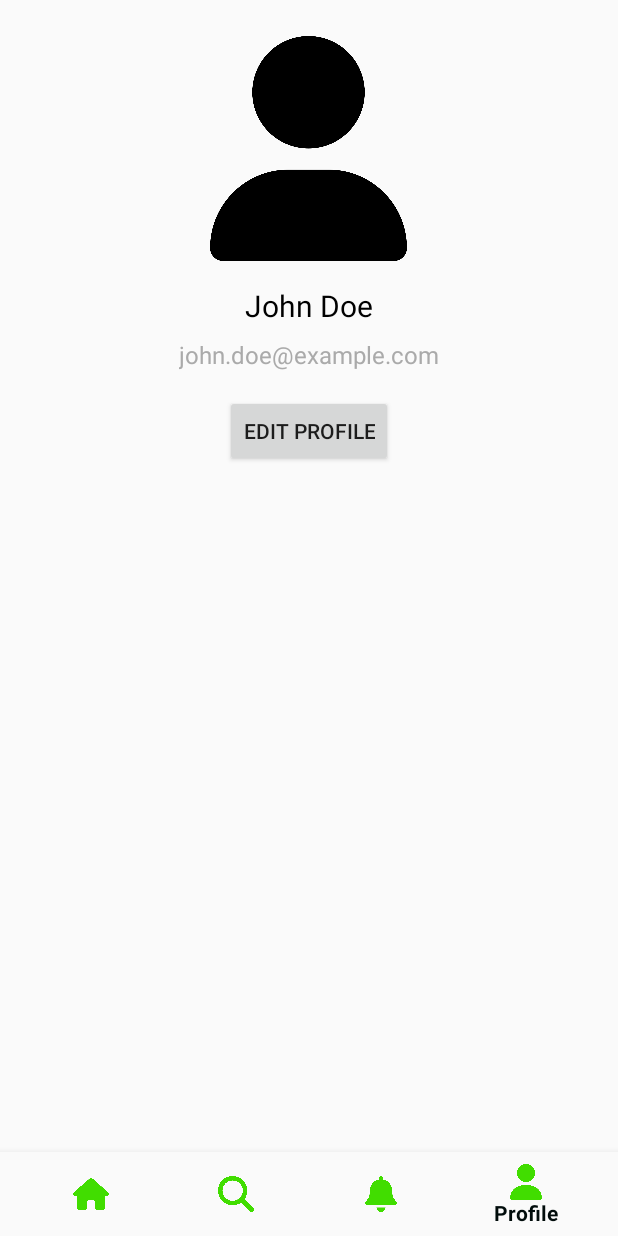
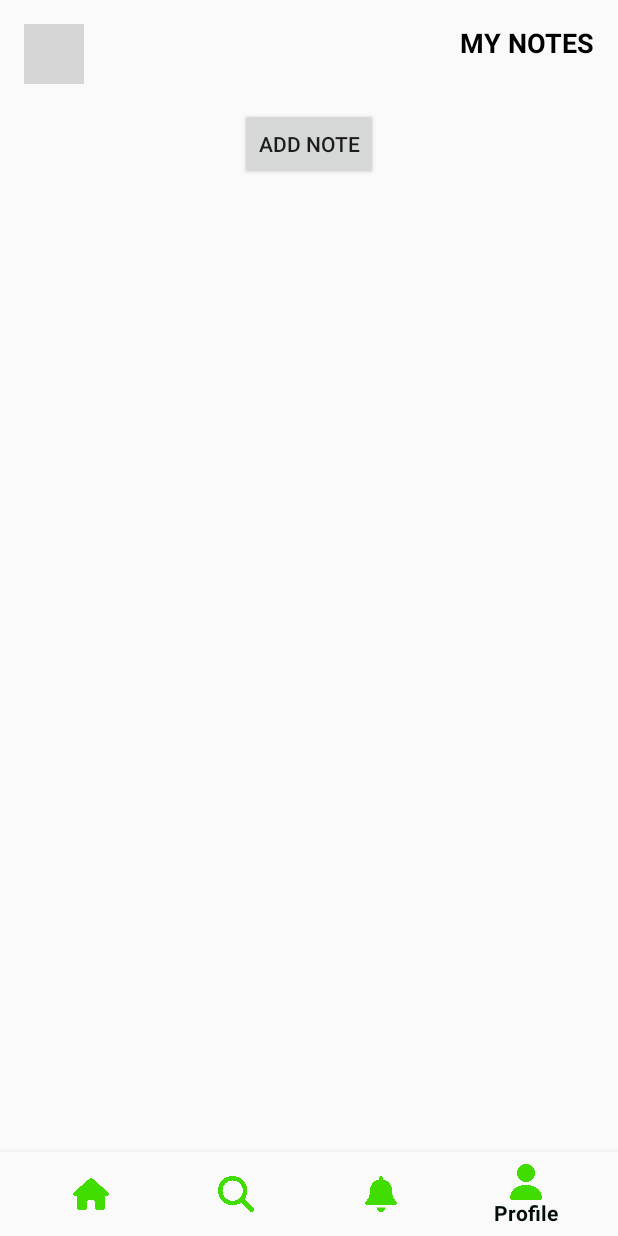
Before and after one commit to NimakamaliLassem/ScheduleWizard, an Android app built with Jetpack Compose: the screen it shows after launch (MainActivity), item 4 of the bottom bar chosen, on a phone screen of 412 x 824 dp. Run offline under Robolectric (Android 15) with nearby library versions, the phone set to English and light mode, and no system bars; grey boxes are pictures that could not be loaded.

Commit message:
add note part is implemented

```diff
--- a/app/src/main/java/ProfileFragment.java
+++ b/app/src/main/java/ProfileFragment.java
@@ -2,23 +2,71 @@ import android.os.Bundle;
 import android.view.LayoutInflater;
 import android.view.View;
 import android.view.ViewGroup;
+import android.widget.Button;
 
 import androidx.annotation.NonNull;
 import androidx.annotation.Nullable;
 import androidx.fragment.app.Fragment;
+import androidx.recyclerview.widget.LinearLayoutManager;
+import androidx.recyclerview.widget.RecyclerView;
 
+import com.database.Note;
+import com.schedulewizard.NotesAdapter;
 import com.schedulewizard.R;
 
+import java.util.List;
+
 public class ProfileFragment extends Fragment {
+
+    private RecyclerView recyclerView;
+    private NotesAdapter adapter;
 
     @Nullable
     @Override
     public View onCreateView(@NonNull LayoutInflater inflater, @Nullable ViewGroup container, @Nullable Bundle savedInstanceState) {
-        // Inflate the layout for this fragment
         View view = inflater.inflate(R.layout.fragment_profile, container, false);
 
-        // TODO: Initialize views and set up profile data
+        // Initialize RecyclerView
+        recyclerView = view.findViewById(R.id.notes_recycler_view);
+        recyclerView.setLayoutManager(new LinearLayoutManager(requireContext()));
+
+        // Set up the adapter with your note data
+        List<Note> notesList = getNotesData(); // Replace with your own function to retrieve note data
+        if(notesList != null){
+            adapter = new NotesAdapter(notesList);
+            recyclerView.setAdapter(adapter);
+        }
+
+        // Set up Add Note button click listener
+        Button addNoteButton = view.findViewById(R.id.add_note_button);
+        addNoteButton.setOnClickListener(new View.OnClickListener() {
+            @Override
+            public void onClick(View v) {
+                showAddNoteDialog();
+            }
+        });
 
         return view;
     }
+
+    private List<Note> getNotesData() {
+        // Implement your own logic to retrieve note data
+        // and return a list of Note objects
+        return null;
+    }
+
+    private void showAddNoteDialog() {
+        AddNoteDialogFragment dialogFragment = new AddNoteDialogFragment();
+        dialogFragment.setOnNoteCreatedListener(new AddNoteDialogFragment.OnNoteCreatedListener() {
+            @Override
+            public void onNoteCreated(Note note) {
+                // Add the note to the database
+                // You can write the code to add the note to the database here
+
+                // Add the note to the RecyclerView
+                adapter.addNote(note);
+            }
+        });
+        dialogFragment.show(getFragmentManager(), "AddNoteDialog");
+    }
 }
--- /dev/null
+++ b/app/src/main/res/drawable/type_background.xml
@@ -0,0 +1,5 @@
+<?xml version="1.0" encoding="utf-8"?>
+<shape xmlns:android="http://schemas.android.com/apk/res/android">
+    <solid android:color="#4D2C87" />
+    <corners android:radius="4dp" />
+</shape>
--- a/app/src/main/res/layout/fragment_profile.xml
+++ b/app/src/main/res/layout/fragment_profile.xml
@@ -1,44 +1,45 @@
+<?xml version="1.0" encoding="utf-8"?>
 <RelativeLayout xmlns:android="http://schemas.android.com/apk/res/android"
     android:layout_width="match_parent"
     android:layout_height="match_parent">
 
     <ImageView
-        android:id="@+id/profile_image"
-        android:layout_width="150dp"
-        android:layout_height="150dp"
-        android:src="@drawable/ic_profile"
-        android:layout_centerHorizontal="true"
-        android:layout_marginTop="24dp"/>
+        android:id="@+id/app_icon"
+        android:layout_width="40dp"
+        android:layout_height="40dp"
+        android:src="@drawable/app_icon"
+        android:layout_alignParentStart="true"
+        android:layout_alignParentTop="true"
+        android:layout_marginStart="16dp"
+        android:layout_marginTop="16dp" />
 
     <TextView
-        android:id="@+id/profile_name"
+        android:id="@+id/title_text"
         android:layout_width="wrap_content"
         android:layout_height="wrap_content"
-        android:textSize="20sp"
-        android:textColor="@android:color/black"
-        android:text="John Doe"
-        android:layout_below="@id/profile_image"
-        android:layout_centerHorizontal="true"
-        android:layout_marginTop="16dp"/>
+        android:text="@string/my_notes"
+        android:textSize="18sp"
+        android:textColor="#000000"
+        android:textStyle="bold"
+        android:layout_alignParentEnd="true"
+        android:layout_alignParentTop="true"
+        android:layout_marginTop="16dp"
+        android:layout_marginEnd="16dp" />
 
-    <TextView
-        android:id="@+id/profile_email"
+    <Button
+        android:id="@+id/add_note_button"
         android:layout_width="wrap_content"
         android:layout_height="wrap_content"
-        android:textSize="16sp"
-        android:textColor="@android:color/darker_gray"
-        android:text="john.doe@example.com"
-        android:layout_below="@id/profile_name"
+        android:text="@string/add_note"
+        android:layout_below="@id/app_icon"
         android:layout_centerHorizontal="true"
-        android:layout_marginTop="8dp"/>
+        android:layout_marginTop="16dp" />
 
-    <Button
-        android:id="@+id/edit_profile_button"
-        android:layout_width="wrap_content"
-        android:layout_height="wrap_content"
-        android:text="Edit Profile"
-        android:layout_below="@id/profile_email"
-        android:layout_centerHorizontal="true"
-        android:layout_marginTop="16dp"/>
+    <androidx.recyclerview.widget.RecyclerView
+        android:id="@+id/notes_recycler_view"
+        android:layout_width="match_parent"
+        android:layout_height="match_parent"
+        android:layout_below="@id/app_icon"
+        android:layout_marginTop="16dp" />
 
 </RelativeLayout>
--- /dev/null
+++ b/app/src/main/res/values/arrays.xml
@@ -0,0 +1,6 @@
+<resources>
+    <string-array name="note_types">
+        <item>School 📕📚</item>
+        <item>Life 🪄💫</item>
+    </string-array>
+</resources>
--- a/app/src/main/res/values/strings.xml
+++ b/app/src/main/res/values/strings.xml
@@ -9,4 +9,7 @@
     <string name="activity_name">Activity Name</string>
     <string name="activity_type">Activity Type</string>
     <string name="actions">Actions</string>
+    <string name="my_notes">MY NOTES</string>
+    <string name="add_note">Add Note</string>
+    <string name="select_note_type">Select Note Type</string>
 </resources>
```
Also changed, not shown: app/src/main/java/AddNoteDialogFragment.java (added, +78 -0 lines), app/src/main/java/com/database/Note.java (added, +27 -0 lines), app/src/main/java/com/database/NoteDatabaseHelper.kt (added, +36 -0 lines), app/src/main/java/com/schedulewizard/NotesAdapter.kt (added, +38 -0 lines), app/src/main/res/layout/dialog_add_note.xml (added, +26 -0 lines), app/src/main/res/layout/item_note.xml (added, +31 -0 lines).
